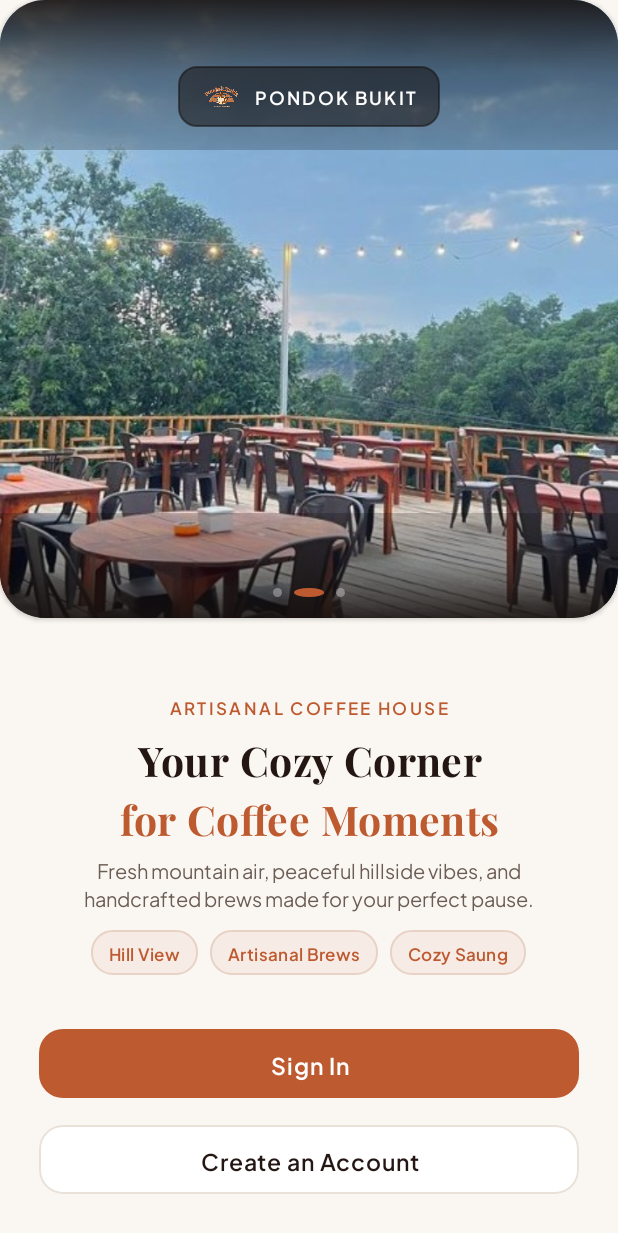
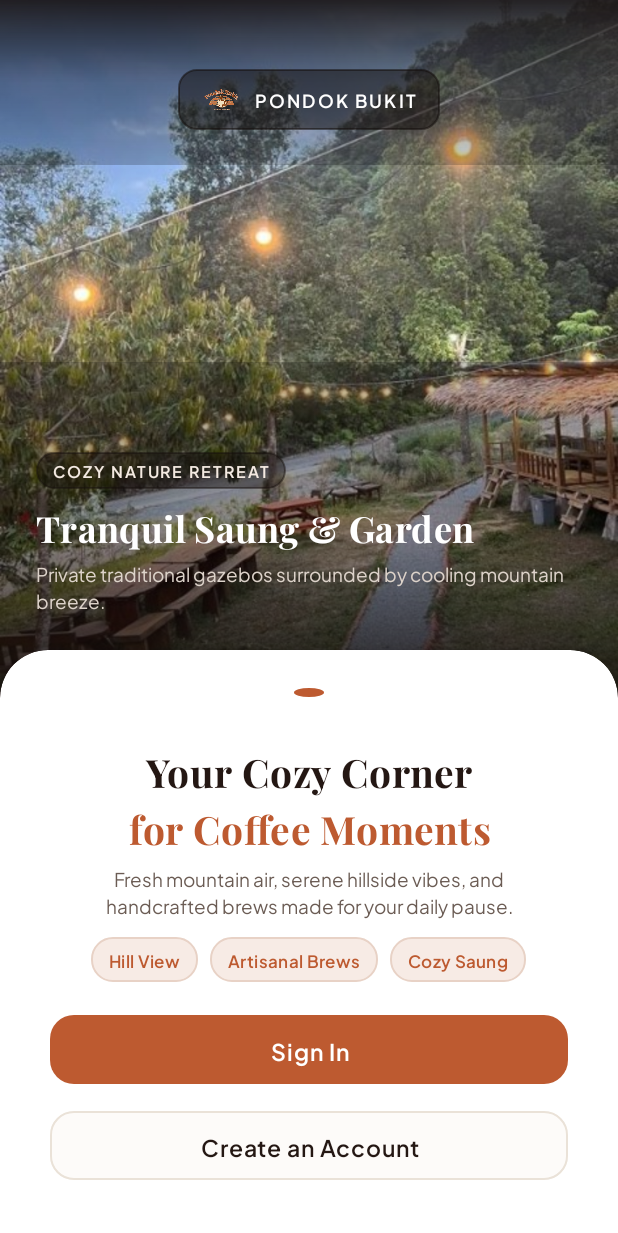
Before and after one commit to sheirenarnelia/pondok-bukit-coffee, an Android app: the screen it shows after launch (MainActivity), on a phone screen of 412 x 824 dp. Shown: the top 1233 px of the screen. Run offline under Robolectric (Android 15) with nearby library versions, the phone set to English and light mode, and no system bars.

Commit message:
style(welcome): redesign into Fore Coffee style elevated bottom sheet with immersive scenery slider and two-tone Playfair branding

```diff
--- a/app/src/main/java/com/sheirenarnelia/pondokbukitcoffee/HeroSlide.java
+++ b/app/src/main/java/com/sheirenarnelia/pondokbukitcoffee/HeroSlide.java
@@ -2,13 +2,13 @@ package com.sheirenarnelia.pondokbukitcoffee;
 
 public class HeroSlide {
     private final int imageResId;
-    private final String tag;
+    private final String kicker;
     private final String title;
     private final String subtitle;
 
-    public HeroSlide(int imageResId, String tag, String title, String subtitle) {
+    public HeroSlide(int imageResId, String kicker, String title, String subtitle) {
         this.imageResId = imageResId;
-        this.tag = tag;
+        this.kicker = kicker;
         this.title = title;
         this.subtitle = subtitle;
     }
@@ -17,8 +17,8 @@ public class HeroSlide {
         return imageResId;
     }
 
-    public String getTag() {
-        return tag;
+    public String getKicker() {
+        return kicker;
     }
 
     public String getTitle() {
--- a/app/src/main/java/com/sheirenarnelia/pondokbukitcoffee/HeroSliderAdapter.java
+++ b/app/src/main/java/com/sheirenarnelia/pondokbukitcoffee/HeroSliderAdapter.java
@@ -4,6 +4,7 @@ import android.view.LayoutInflater;
 import android.view.View;
 import android.view.ViewGroup;
 import android.widget.ImageView;
+import android.widget.TextView;
 
 import androidx.annotation.NonNull;
 import androidx.recyclerview.widget.RecyclerView;
@@ -12,10 +13,10 @@ import java.util.List;
 
 public class HeroSliderAdapter extends RecyclerView.Adapter<HeroSliderAdapter.HeroViewHolder> {
 
-    private final List<Integer> imageResIds;
+    private final List<HeroSlide> slides;
 
-    public HeroSliderAdapter(List<Integer> imageResIds) {
-        this.imageResIds = imageResIds;
+    public HeroSliderAdapter(List<HeroSlide> slides) {
+        this.slides = slides;
     }
 
     @NonNull
@@ -27,21 +28,28 @@ public class HeroSliderAdapter extends RecyclerView.Adapter<HeroSliderAdapter.He
 
     @Override
     public void onBindViewHolder(@NonNull HeroViewHolder holder, int position) {
-        int resId = imageResIds.get(position);
-        holder.ivHeroImage.setImageResource(resId);
+        HeroSlide slide = slides.get(position);
+        holder.ivHeroImage.setImageResource(slide.getImageResId());
+        holder.tvSlideKicker.setText(slide.getKicker());
+        holder.tvSlideTitle.setText(slide.getTitle());
+        holder.tvSlideSubtitle.setText(slide.getSubtitle());
     }
 
     @Override
     public int getItemCount() {
-        return imageResIds != null ? imageResIds.size() : 0;
+        return slides != null ? slides.size() : 0;
     }
 
     static class HeroViewHolder extends RecyclerView.ViewHolder {
         ImageView ivHeroImage;
+        TextView tvSlideKicker, tvSlideTitle, tvSlideSubtitle;
 
         public HeroViewHolder(@NonNull View itemView) {
             super(itemView);
             ivHeroImage = itemView.findViewById(R.id.ivHeroImage);
+            tvSlideKicker = itemView.findViewById(R.id.tvSlideKicker);
+            tvSlideTitle = itemView.findViewById(R.id.tvSlideTitle);
+            tvSlideSubtitle = itemView.findViewById(R.id.tvSlideSubtitle);
         }
     }
 }
--- a/app/src/main/java/com/sheirenarnelia/pondokbukitcoffee/MainActivity.java
+++ b/app/src/main/java/com/sheirenarnelia/pondokbukitcoffee/MainActivity.java
@@ -30,7 +30,7 @@ public class MainActivity extends AppCompatActivity {
 
     private final Handler sliderHandler = new Handler(Looper.getMainLooper());
     private Runnable sliderRunnable;
-    private List<Integer> photoResList;
+    private List<HeroSlide> slides;
 
     @Override
     protected void onCreate(Bundle savedInstanceState) {
@@ -47,7 +47,7 @@ public class MainActivity extends AppCompatActivity {
         // Apply Two-Tone Luxury Headline
         styleHeadlineText();
 
-        // Setup Carousel with the 3 Scenery Photos
+        // Setup Fore Coffee-Style Hero Carousel with 3 Real Photos & Value Propositions
         setupHeroSlider();
 
         // Navigate to Login Screen via Intent
@@ -93,16 +93,30 @@ public class MainActivity extends AppCompatActivity {
     }
 
     private void setupHeroSlider() {
-        photoResList = new ArrayList<>();
-        // 3 Real Scenery Photos of Pondok Bukit
-        photoResList.add(R.drawable.img_pondok_garden);
-        photoResList.add(R.drawable.img_pondok_outdoor);
-        photoResList.add(R.drawable.img_pondok_view);
+        slides = new ArrayList<>();
+        slides.add(new HeroSlide(
+                R.drawable.img_pondok_outdoor,
+                "PANORAMIC TERRACE",
+                "Artisanal Brews, Hillside Views",
+                "Panoramic valley deck seating for your morning and evening coffee."
+        ));
+        slides.add(new HeroSlide(
+                R.drawable.img_pondok_garden,
+                "COZY NATURE RETREAT",
+                "Tranquil Saung & Garden",
+                "Private traditional gazebos surrounded by cooling mountain breeze."
+        ));
+        slides.add(new HeroSlide(
+                R.drawable.img_pondok_view,
+                "SEAMLESS ORDERING",
+                "Order Ahead, Skip the Wait",
+                "Dine-in at your favorite spot or quick pickup via QRIS & Cashier."
+        ));
 
-        HeroSliderAdapter adapter = new HeroSliderAdapter(photoResList);
+        HeroSliderAdapter adapter = new HeroSliderAdapter(slides);
         vpHeroSlider.setAdapter(adapter);
 
-        setupDotsIndicator(photoResList.size());
+        setupDotsIndicator(slides.size());
         setCurrentDot(0);
 
         vpHeroSlider.registerOnPageChangeCallback(new ViewPager2.OnPageChangeCallback() {
@@ -119,7 +133,7 @@ public class MainActivity extends AppCompatActivity {
         sliderRunnable = new Runnable() {
             @Override
             public void run() {
-                int nextIndex = (vpHeroSlider.getCurrentItem() + 1) % photoResList.size();
+                int nextIndex = (vpHeroSlider.getCurrentItem() + 1) % slides.size();
                 vpHeroSlider.setCurrentItem(nextIndex, true);
                 sliderHandler.postDelayed(this, 4000);
             }
--- a/app/src/main/res/layout/activity_main.xml
+++ b/app/src/main/res/layout/activity_main.xml
@@ -5,30 +5,20 @@
     android:id="@+id/main"
     android:layout_width="match_parent"
     android:layout_height="match_parent"
-    android:background="@color/brand_cream_bg"
+    android:background="@color/brand_espresso"
     tools:context=".MainActivity">
 
-    <!-- Top Hero Section with 3 Real Pondok Bukit Photos (50% height) -->
-    <com.google.android.material.card.MaterialCardView
-        android:id="@+id/cardHeroContainer"
+    <!-- Top Hero Section with 3 Real Pondok Bukit Photos (56% height) -->
+    <androidx.constraintlayout.widget.ConstraintLayout
+        android:id="@+id/clHeroContainer"
         android:layout_width="match_parent"
         android:layout_height="0dp"
-        app:cardBackgroundColor="@color/brand_espresso"
-        app:cardCornerRadius="30dp"
-        app:cardElevation="2dp"
-        app:shapeAppearanceOverlay="@style/ShapeAppearance.PondokBukit.BottomRounded"
-        app:strokeWidth="0dp"
-        app:layout_constraintBottom_toTopOf="@+id/clBottomInfo"
+        app:layout_constraintBottom_toTopOf="@+id/guidelineHero"
         app:layout_constraintEnd_toEndOf="parent"
         app:layout_constraintStart_toStartOf="parent"
-        app:layout_constraintTop_toTopOf="parent"
-        app:layout_constraintVertical_weight="50">
+        app:layout_constraintTop_toTopOf="parent">
 
-        <androidx.constraintlayout.widget.ConstraintLayout
-            android:layout_width="match_parent"
-            android:layout_height="match_parent">
-
-            <!-- ViewPager2 Carousel -->
+        <!-- ViewPager2 Carousel with Real Pondok Bukit Photos & Value Propositions -->
         <androidx.viewpager2.widget.ViewPager2
             android:id="@+id/vpHeroSlider"
             android:layout_width="match_parent"
@@ -38,12 +28,12 @@
             app:layout_constraintStart_toStartOf="parent"
             app:layout_constraintTop_toTopOf="parent" />
 
-            <!-- Floating Centered Brand Badge Header -->
+        <!-- Floating Centered Brand Badge Header (Fore Coffee / Starbucks Style) -->
         <LinearLayout
             android:id="@+id/llBrandBadge"
             android:layout_width="wrap_content"
             android:layout_height="wrap_content"
-                android:layout_marginTop="44dp"
+            android:layout_marginTop="46dp"
             android:background="@drawable/bg_input_field"
             android:backgroundTint="#85150F0D"
             android:gravity="center_vertical"
@@ -72,87 +62,90 @@
                 android:textSize="12sp" />
         </LinearLayout>
 
-            <!-- Dots Indicator Container (Centered at Bottom) -->
+    </androidx.constraintlayout.widget.ConstraintLayout>
+
+    <!-- Guideline dividing Hero and Card (56% top) -->
+    <androidx.constraintlayout.widget.Guideline
+        android:id="@+id/guidelineHero"
+        android:layout_width="wrap_content"
+        android:layout_height="wrap_content"
+        android:orientation="horizontal"
+        app:layout_constraintGuide_percent="0.56" />
+
+    <!-- Overlapping Elevated Bottom Sheet Card (Fore Coffee / Starbucks Style) -->
+    <com.google.android.material.card.MaterialCardView
+        android:id="@+id/cardBottomSheet"
+        android:layout_width="match_parent"
+        android:layout_height="0dp"
+        android:layout_marginTop="-28dp"
+        app:cardBackgroundColor="@color/white"
+        app:cardElevation="12dp"
+        app:shapeAppearanceOverlay="@style/ShapeAppearance.PondokBukit.TopRounded"
+        app:strokeWidth="0dp"
+        app:layout_constraintBottom_toBottomOf="parent"
+        app:layout_constraintEnd_toEndOf="parent"
+        app:layout_constraintStart_toStartOf="parent"
+        app:layout_constraintTop_toTopOf="@+id/guidelineHero">
+
+        <androidx.constraintlayout.widget.ConstraintLayout
+            android:layout_width="match_parent"
+            android:layout_height="match_parent"
+            android:paddingHorizontal="24dp"
+            android:paddingTop="16dp"
+            android:paddingBottom="24dp">
+
+            <!-- Fore Coffee Style Pill Dots Indicator -->
             <LinearLayout
                 android:id="@+id/llDotsIndicator"
                 android:layout_width="wrap_content"
                 android:layout_height="wrap_content"
-                android:layout_marginBottom="14dp"
                 android:gravity="center_vertical"
                 android:orientation="horizontal"
-                app:layout_constraintBottom_toBottomOf="parent"
-                app:layout_constraintEnd_toEndOf="parent"
-                app:layout_constraintStart_toStartOf="parent" />
-
-        </androidx.constraintlayout.widget.ConstraintLayout>
-    </com.google.android.material.card.MaterialCardView>
-
-    <!-- Bottom Content Section (Centered, 50% height) -->
-    <androidx.constraintlayout.widget.ConstraintLayout
-        android:id="@+id/clBottomInfo"
-        android:layout_width="match_parent"
-        android:layout_height="0dp"
-        android:paddingHorizontal="26dp"
-        android:paddingTop="18dp"
-        android:paddingBottom="24dp"
-        app:layout_constraintBottom_toBottomOf="parent"
                 app:layout_constraintEnd_toEndOf="parent"
                 app:layout_constraintStart_toStartOf="parent"
-        app:layout_constraintTop_toBottomOf="@+id/cardHeroContainer"
-        app:layout_constraintVertical_weight="50">
+                app:layout_constraintTop_toTopOf="parent" />
 
-        <!-- Center Content Stack (Headline, Subtitle, Chips) -->
+            <!-- Main Content Container (Headline, Subtitle, Chips) -->
             <LinearLayout
-            android:id="@+id/llBottomCenter"
+                android:id="@+id/llCardContent"
                 android:layout_width="match_parent"
                 android:layout_height="wrap_content"
+                android:layout_marginTop="12dp"
                 android:gravity="center_horizontal"
                 android:orientation="vertical"
                 app:layout_constraintBottom_toTopOf="@+id/llButtons"
                 app:layout_constraintEnd_toEndOf="parent"
                 app:layout_constraintStart_toStartOf="parent"
-            app:layout_constraintTop_toTopOf="parent">
+                app:layout_constraintTop_toBottomOf="@+id/llDotsIndicator">
 
-            <!-- Kicker Tag -->
-            <TextView
-                android:id="@+id/tvKicker"
-                android:layout_width="wrap_content"
-                android:layout_height="wrap_content"
-                android:fontFamily="@font/plus_jakarta_sans_semibold"
-                android:letterSpacing="0.14"
-                android:text="ARTISANAL COFFEE HOUSE"
-                android:textColor="@color/brand_terracotta"
-                android:textSize="11sp" />
-
-            <!-- Luxury Centered Headline in Playfair Display (Two-Tone) -->
+                <!-- Two-Tone Luxury Headline in Playfair Display (Centered) -->
                 <TextView
                     android:id="@+id/tvHeroTitle"
                     android:layout_width="wrap_content"
                     android:layout_height="wrap_content"
-                android:layout_marginTop="6dp"
                     android:fontFamily="@font/playfair_display_bold"
                     android:gravity="center"
                     android:letterSpacing="0.01"
                     android:lineSpacingExtra="3dp"
                     android:text="Your Cozy Corner\nfor Coffee Moments"
                     android:textColor="@color/brand_espresso"
-                android:textSize="27sp" />
+                    android:textSize="26sp" />
 
-            <!-- Subtitle in Plus Jakarta Sans -->
+                <!-- Refined Warm Subtitle (Centered) -->
                 <TextView
                     android:id="@+id/tvHeroSubtitle"
                     android:layout_width="match_parent"
                     android:layout_height="wrap_content"
-                android:layout_marginHorizontal="6dp"
+                    android:layout_marginHorizontal="8dp"
                     android:layout_marginTop="6dp"
                     android:fontFamily="@font/plus_jakarta_sans_medium"
                     android:gravity="center"
                     android:lineSpacingExtra="2dp"
-                android:text="Fresh mountain air, peaceful hillside vibes, and handcrafted brews made for your perfect pause."
+                    android:text="Fresh mountain air, serene hillside vibes, and handcrafted brews made for your daily pause."
                     android:textColor="@color/brand_roast"
-                android:textSize="13sp" />
+                    android:textSize="12.5sp" />
 
-            <!-- Aesthetic Highlight Badges -->
+                <!-- Feature Badges (Centered) -->
                 <LinearLayout
                     android:id="@+id/llFeatureChips"
                     android:layout_width="wrap_content"
@@ -196,7 +189,7 @@
 
             </LinearLayout>
 
-        <!-- Action Buttons Container (Pinned to Bottom) -->
+            <!-- Fore Coffee / Starbucks Action Buttons Container -->
             <LinearLayout
                 android:id="@+id/llButtons"
                 android:layout_width="match_parent"
@@ -221,14 +214,14 @@
                     app:backgroundTint="@color/brand_terracotta"
                     app:cornerRadius="16dp" />
 
-            <!-- Outlined Create Account Button -->
+                <!-- Secondary Create Account Button -->
                 <com.google.android.material.button.MaterialButton
                     android:id="@+id/btnRegister"
                     style="@style/Widget.Material3.Button.OutlinedButton"
                     android:layout_width="match_parent"
                     android:layout_height="54dp"
                     android:layout_marginTop="10dp"
-                android:backgroundTint="@color/brand_surface"
+                    android:backgroundTint="#FDFBF9"
                     android:fontFamily="@font/plus_jakarta_sans_semibold"
                     android:letterSpacing="0.04"
                     android:text="@string/btn_register"
@@ -241,5 +234,6 @@
             </LinearLayout>
 
         </androidx.constraintlayout.widget.ConstraintLayout>
+    </com.google.android.material.card.MaterialCardView>
 
 </androidx.constraintlayout.widget.ConstraintLayout>
--- a/app/src/main/res/layout/item_hero_slider.xml
+++ b/app/src/main/res/layout/item_hero_slider.xml
@@ -4,31 +4,84 @@
     android:layout_width="match_parent"
     android:layout_height="match_parent">
 
-    <!-- Pure High-Definition Scenery Photo -->
+    <!-- High-Definition Scenery Photo -->
     <ImageView
         android:id="@+id/ivHeroImage"
         android:layout_width="match_parent"
         android:layout_height="match_parent"
         android:contentDescription="Pondok Bukit Scenery"
         android:scaleType="centerCrop"
-        android:src="@drawable/img_pondok_garden"
+        android:src="@drawable/img_pondok_outdoor"
         app:layout_constraintBottom_toBottomOf="parent"
         app:layout_constraintEnd_toEndOf="parent"
         app:layout_constraintStart_toStartOf="parent"
         app:layout_constraintTop_toTopOf="parent" />
 
-    <!-- Subtle Vignette Scrim at Top & Bottom for Brand & Dots Visibility -->
+    <!-- Top Subtle Dark Vignette for Status Bar / Brand Badge -->
     <View
         android:layout_width="match_parent"
-        android:layout_height="100dp"
+        android:layout_height="110dp"
         android:background="@drawable/scrim_gradient"
         android:rotation="180"
         app:layout_constraintTop_toTopOf="parent" />
 
+    <!-- Bottom Deep Cinematic Gradient for Slide Value-Prop -->
     <View
         android:layout_width="match_parent"
-        android:layout_height="70dp"
+        android:layout_height="220dp"
         android:background="@drawable/scrim_gradient"
         app:layout_constraintBottom_toBottomOf="parent" />
 
+    <!-- Fore Coffee-style Slide Value Proposition Overlay -->
+    <LinearLayout
+        android:layout_width="match_parent"
+        android:layout_height="wrap_content"
+        android:orientation="vertical"
+        android:paddingHorizontal="24dp"
+        android:paddingBottom="52dp"
+        app:layout_constraintBottom_toBottomOf="parent"
+        app:layout_constraintEnd_toEndOf="parent"
+        app:layout_constraintStart_toStartOf="parent">
+
+        <!-- Category Pill Kicker -->
+        <TextView
+            android:id="@+id/tvSlideKicker"
+            android:layout_width="wrap_content"
+            android:layout_height="wrap_content"
+            android:background="@drawable/bg_input_field"
+            android:backgroundTint="#70150F0D"
+            android:fontFamily="@font/plus_jakarta_sans_semibold"
+            android:letterSpacing="0.12"
+            android:paddingHorizontal="11dp"
+            android:paddingVertical="4dp"
+            android:text="COFFEE WITH A VIEW"
+            android:textColor="#F4EAE2"
+            android:textSize="10.5sp" />
+
+        <!-- Bold Atmospheric Headline -->
+        <TextView
+            android:id="@+id/tvSlideTitle"
+            android:layout_width="wrap_content"
+            android:layout_height="wrap_content"
+            android:layout_marginTop="8dp"
+            android:fontFamily="@font/playfair_display_bold"
+            android:letterSpacing="0.01"
+            android:text="Artisanal Brews, Hillside Views"
+            android:textColor="@color/white"
+            android:textSize="24sp" />
+
+        <!-- Crisp Microcopy Subtitle -->
+        <TextView
+            android:id="@+id/tvSlideSubtitle"
+            android:layout_width="match_parent"
+            android:layout_height="wrap_content"
+            android:layout_marginTop="4dp"
+            android:fontFamily="@font/plus_jakarta_sans_medium"
+            android:lineSpacingExtra="2dp"
+            android:text="Panoramic valley terrace for your morning and evening coffee."
+            android:textColor="#DDD3CA"
+            android:textSize="12.5sp" />
+
+    </LinearLayout>
+
 </androidx.constraintlayout.widget.ConstraintLayout>
--- a/app/src/main/res/values/themes.xml
+++ b/app/src/main/res/values/themes.xml
@@ -14,4 +14,12 @@
         <item name="cornerSizeBottomLeft">32dp</item>
         <item name="cornerSizeBottomRight">32dp</item>
     </style>
+
+    <style name="ShapeAppearance.PondokBukit.TopRounded" parent="">
+        <item name="cornerFamily">rounded</item>
+        <item name="cornerSizeTopLeft">32dp</item>
+        <item name="cornerSizeTopRight">32dp</item>
+        <item name="cornerSizeBottomLeft">0dp</item>
+        <item name="cornerSizeBottomRight">0dp</item>
+    </style>
 </resources>
```
Lines whose indentation alone changed are shown as unchanged.
